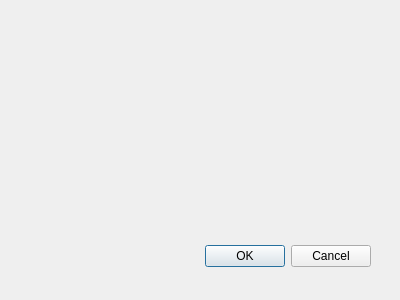
Qt form pipeline_planer_dialog_base.ui (AndreEstevam/qgis-pipelineplanner) before a commit.
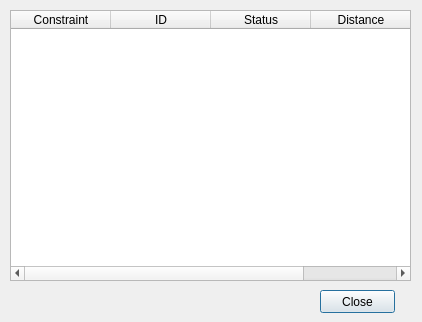
The same form after that commit.

The edit to the form file:
```diff
--- a/pipeline_planer_dialog_base.ui
+++ b/pipeline_planer_dialog_base.ui
@@ -1,31 +1,62 @@
-<ui version="4.0" >
- <class>PipelinePlanerDialogBase</class>
- <widget class="QDialog" name="PipelinePlanerDialogBase" >
-  <property name="geometry" >
+<?xml version="1.0" encoding="UTF-8"?>
+<ui version="4.0">
+ <class>dlgPipelineDialog</class>
+ <widget class="QDialog" name="dlgPipelineDialog">
+  <property name="geometry">
    <rect>
     <x>0</x>
     <y>0</y>
-    <width>400</width>
-    <height>300</height>
+    <width>422</width>
+    <height>322</height>
    </rect>
   </property>
   <property name="windowTitle" >
    <string>Pipeline Planer</string>
   </property>
-  <widget class="QDialogButtonBox" name="button_box" >
-   <property name="geometry" >
+  <widget class="QTableWidget" name="tblImpacts">
+   <property name="geometry">
     <rect>
-     <x>30</x>
-     <y>240</y>
-     <width>341</width>
-     <height>32</height>
+     <x>10</x>
+     <y>10</y>
+     <width>401</width>
+     <height>271</height>
     </rect>
    </property>
-   <property name="orientation" >
-    <enum>Qt::Horizontal</enum>
+   <property name="alternatingRowColors">
+    <bool>true</bool>
    </property>
-   <property name="standardButtons" >
-    <set>QDialogButtonBox::Cancel|QDialogButtonBox::Ok</set>
+   <column>
+    <property name="text">
+     <string>Constraint</string>
+    </property>
+   </column>
+   <column>
+    <property name="text">
+     <string>ID</string>
+    </property>
+   </column>
+   <column>
+    <property name="text">
+     <string>Status</string>
+    </property>
+   </column>
+   <column>
+    <property name="text">
+     <string>Distance</string>
+    </property>
+   </column>
+  </widget>
+  <widget class="QPushButton" name="btnPush">
+   <property name="geometry">
+    <rect>
+     <x>320</x>
+     <y>290</y>
+     <width>75</width>
+     <height>23</height>
+    </rect>
+   </property>
+   <property name="text">
+    <string>Close</string>
    </property>
   </widget>
  </widget>
```
Left out of the diff: 36 changed lines with no effect on the pictures.
